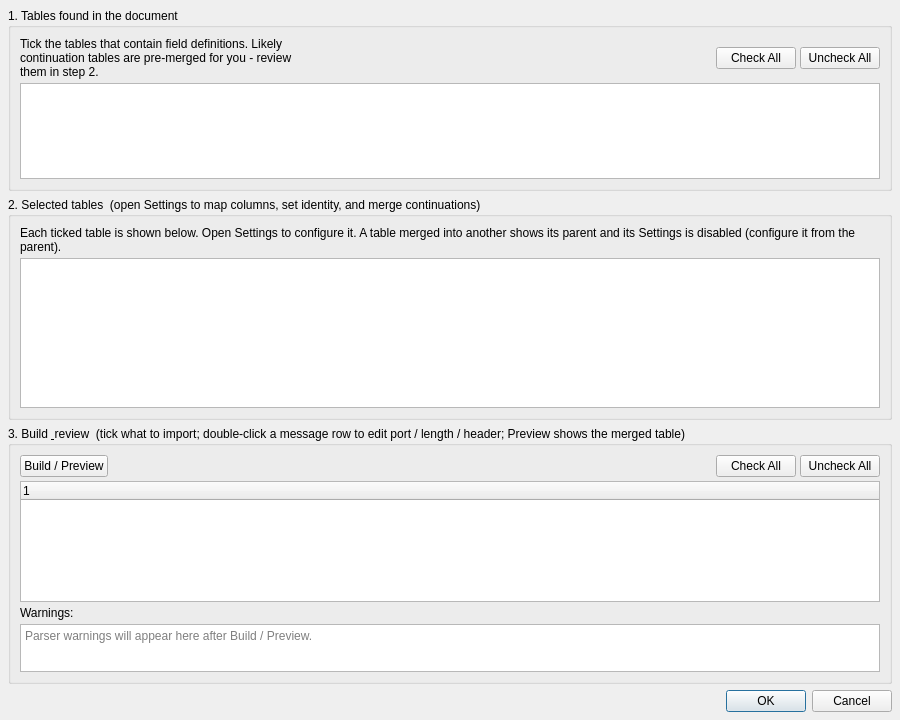
The window that forms/IcdImportDialog.ui (rohityaduvxnshi/pcapfile) describes before a commit, drawn with Qt 5.
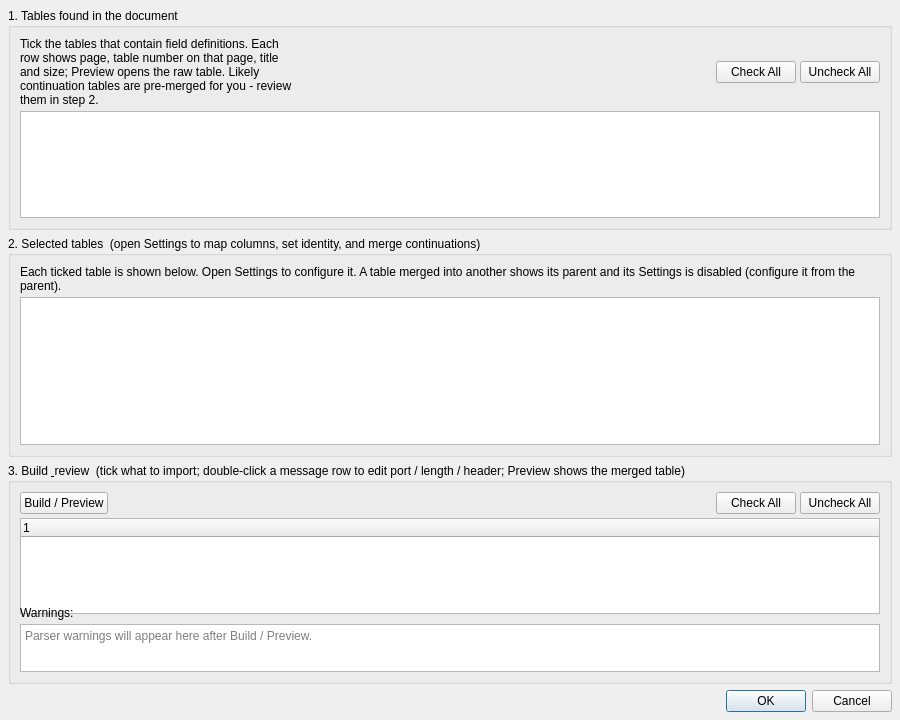
The same window after the commit.

Commit message: Checksum range, ICD page/preview, Excel export, Serial Mode, UI polish

```diff
--- a/forms/IcdImportDialog.ui
+++ b/forms/IcdImportDialog.ui
@@ -20,7 +20,7 @@
        <layout class="QHBoxLayout" name="lTablesTop">
         <item>
          <widget class="QLabel" name="lblTablesHint">
-          <property name="text"><string>Tick the tables that contain field definitions. Likely continuation tables are pre-merged for you - review them in step 2.</string></property>
+          <property name="text"><string>Tick the tables that contain field definitions. Each row shows page, table number on that page, title and size; Preview opens the raw table. Likely continuation tables are pre-merged for you - review them in step 2.</string></property>
           <property name="wordWrap"><bool>true</bool></property>
          </widget>
         </item>
@@ -30,8 +30,10 @@
        </layout>
       </item>
       <item>
-       <widget class="QListWidget" name="lstTables">
-        <property name="maximumSize"><size><width>16777215</width><height>96</height></size></property>
+       <widget class="QTableWidget" name="lstTables">
+        <property name="maximumSize"><size><width>16777215</width><height>140</height></size></property>
+        <property name="selectionBehavior"><enum>QAbstractItemView::SelectRows</enum></property>
+        <property name="editTriggers"><set>QAbstractItemView::NoEditTriggers</set></property>
        </widget>
       </item>
      </layout>
```
The commit also changes 108 other files.
